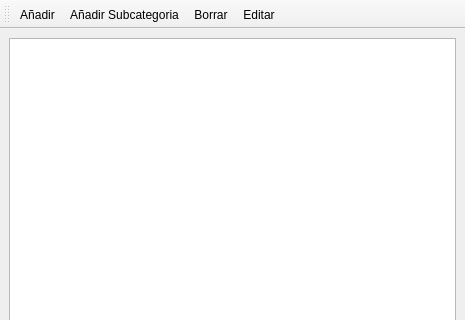
Above: src/ui/categorias.ui from armonge/EsquipulasPy before the change; both pictures show x 0 to 465 and y 0 to 320 of the 465 by 468 pixel window. Below: the same form after it.
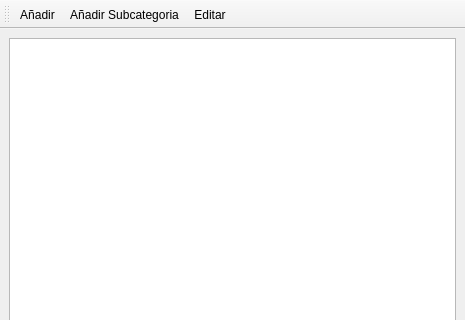
That is the form after the change. Icons and pictures are not drawn.

What changed in the file:
```diff
--- a/src/ui/categorias.ui
+++ b/src/ui/categorias.ui
@@ -53,7 +53,6 @@
    </attribute>
    <addaction name="actionAdd"/>
    <addaction name="actionAddSub"/>
-   <addaction name="actionDelete"/>
    <addaction name="actionEditar"/>
   </widget>
   <action name="actionAdd">
```
